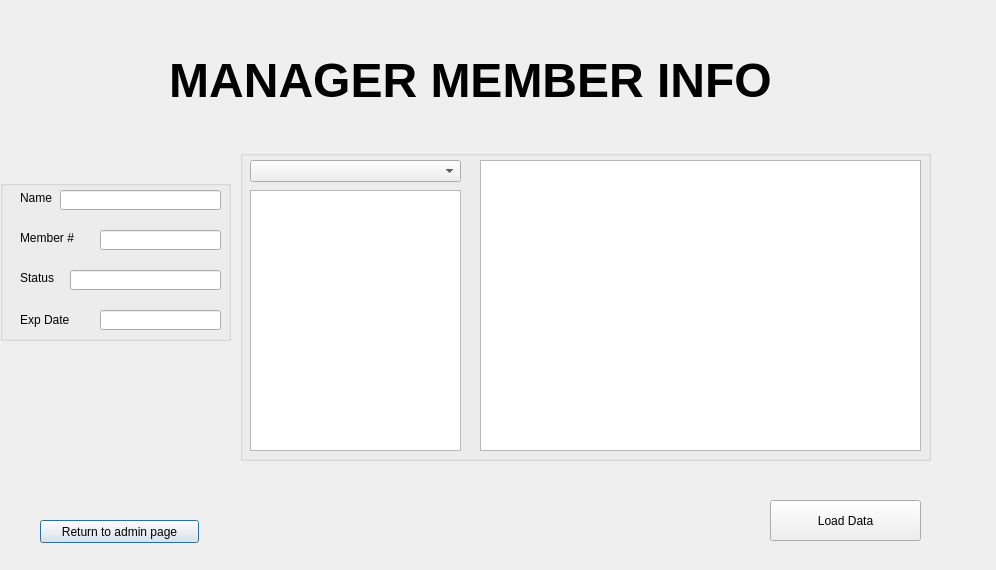
This is Project2/manager_member_database.ui in tdragon00/CS1C_Project_2 as Qt 5 draws it before an edit. The edited form follows.
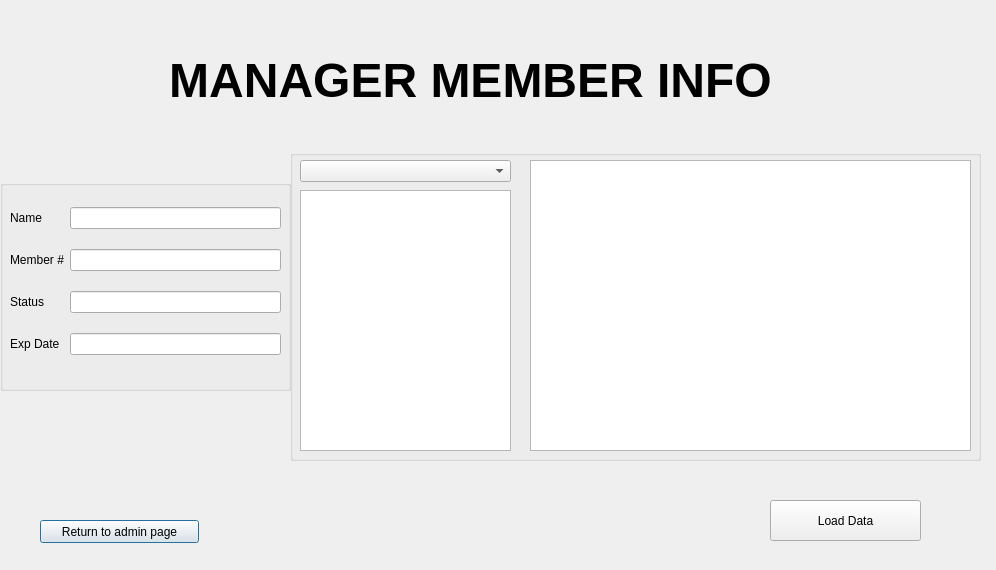
This is the edited form.

```diff
--- a/Project2/manager_member_database.ui
+++ b/Project2/manager_member_database.ui
@@ -16,7 +16,7 @@
   <widget class="QGroupBox" name="Selections">
    <property name="geometry">
     <rect>
-     <x>240</x>
+     <x>290</x>
      <y>150</y>
      <width>691</width>
      <height>311</height>
@@ -77,154 +77,86 @@
     <rect>
      <x>0</x>
      <y>180</y>
-     <width>231</width>
-     <height>161</height>
+     <width>291</width>
+     <height>211</height>
     </rect>
    </property>
    <property name="title">
     <string/>
    </property>
-   <widget class="QLabel" name="label_2">
+   <widget class="QWidget" name="">
     <property name="geometry">
      <rect>
-      <x>20</x>
-      <y>50</y>
-      <width>81</width>
-      <height>16</height>
-     </rect>
-    </property>
-    <property name="text">
-     <string>Member #</string>
-    </property>
-   </widget>
-   <widget class="QLineEdit" name="memberNumEdit">
-    <property name="enabled">
-     <bool>true</bool>
-    </property>
-    <property name="geometry">
-     <rect>
-      <x>100</x>
-      <y>50</y>
-      <width>121</width>
-      <height>20</height>
-     </rect>
-    </property>
-    <property name="readOnly">
-     <bool>true</bool>
-    </property>
-   </widget>
-   <widget class="QLineEdit" name="expirationEdit">
-    <property name="geometry">
-     <rect>
-      <x>100</x>
-      <y>130</y>
-      <width>121</width>
-      <height>20</height>
-     </rect>
-    </property>
-   </widget>
-   <widget class="QLabel" name="label">
-    <property name="geometry">
-     <rect>
-      <x>20</x>
+      <x>10</x>
       <y>10</y>
-      <width>41</width>
-      <height>16</height>
+      <width>271</width>
+      <height>181</height>
      </rect>
     </property>
-    <property name="text">
-     <string>Name</string>
-    </property>
-   </widget>
-   <widget class="QLineEdit" name="nameEdit">
-    <property name="geometry">
-     <rect>
-      <x>60</x>
-      <y>10</y>
-      <width>161</width>
-      <height>20</height>
-     </rect>
-    </property>
-   </widget>
-   <widget class="QLabel" name="label_4">
-    <property name="geometry">
-     <rect>
-      <x>20</x>
-      <y>130</y>
-      <width>81</width>
-      <height>20</height>
-     </rect>
-    </property>
-    <property name="text">
-     <string>Exp Date</string>
-    </property>
-   </widget>
-   <widget class="QLineEdit" name="statusEdit">
-    <property name="geometry">
-     <rect>
-      <x>70</x>
-      <y>90</y>
-      <width>151</width>
-      <height>20</height>
-     </rect>
-    </property>
-   </widget>
-   <widget class="QLabel" name="label_3">
-    <property name="geometry">
-     <rect>
-      <x>20</x>
-      <y>90</y>
-      <width>41</width>
-      <height>16</height>
-     </rect>
-    </property>
-    <property name="text">
-     <string>Status</string>
-    </property>
-   </widget>
-   <widget class="QWidget" name="verticalLayoutWidget_3">
-    <property name="geometry">
-     <rect>
-      <x>0</x>
-      <y>0</y>
-      <width>231</width>
-      <height>41</height>
-     </rect>
-    </property>
-    <layout class="QVBoxLayout" name="verticalLayout_5"/>
-   </widget>
-   <widget class="QWidget" name="verticalLayoutWidget_4">
-    <property name="geometry">
-     <rect>
-      <x>0</x>
-      <y>40</y>
-      <width>231</width>
-      <height>41</height>
-     </rect>
-    </property>
-    <layout class="QVBoxLayout" name="verticalLayout_6"/>
-   </widget>
-   <widget class="QWidget" name="verticalLayoutWidget_5">
-    <property name="geometry">
-     <rect>
-      <x>0</x>
-      <y>80</y>
-      <width>231</width>
-      <height>41</height>
-     </rect>
-    </property>
-    <layout class="QVBoxLayout" name="verticalLayout_7"/>
-   </widget>
-   <widget class="QWidget" name="verticalLayoutWidget_6">
-    <property name="geometry">
-     <rect>
-      <x>0</x>
-      <y>120</y>
-      <width>231</width>
-      <height>41</height>
-     </rect>
-    </property>
-    <layout class="QVBoxLayout" name="verticalLayout_8"/>
+    <layout class="QFormLayout" name="formLayout">
+     <property name="sizeConstraint">
+      <enum>QLayout::SetDefaultConstraint</enum>
+     </property>
+     <property name="fieldGrowthPolicy">
+      <enum>QFormLayout::ExpandingFieldsGrow</enum>
+     </property>
+     <property name="labelAlignment">
+      <set>Qt::AlignLeading|Qt::AlignLeft|Qt::AlignVCenter</set>
+     </property>
+     <property name="formAlignment">
+      <set>Qt::AlignCenter</set>
+     </property>
+     <property name="verticalSpacing">
+      <number>20</number>
+     </property>
+     <item row="0" column="0">
+      <widget class="QLabel" name="label">
+       <property name="text">
+        <string>Name</string>
+       </property>
+      </widget>
+     </item>
+     <item row="0" column="1">
+      <widget class="QLineEdit" name="nameEdit"/>
+     </item>
+     <item row="1" column="0">
+      <widget class="QLabel" name="label_2">
+       <property name="text">
+        <string>Member #</string>
+       </property>
+      </widget>
+     </item>
+     <item row="1" column="1">
+      <widget class="QLineEdit" name="memberNumEdit">
+       <property name="enabled">
+        <bool>true</bool>
+       </property>
+       <property name="readOnly">
+        <bool>true</bool>
+       </property>
+      </widget>
+     </item>
+     <item row="2" column="0">
+      <widget class="QLabel" name="label_3">
+       <property name="text">
+        <string>Status</string>
+       </property>
+      </widget>
+     </item>
+     <item row="2" column="1">
+      <widget class="QLineEdit" name="statusEdit"/>
+     </item>
+     <item row="3" column="0">
+      <widget class="QLabel" name="label_4">
+       <property name="text">
+        <string>Exp Date</string>
+       </property>
+      </widget>
+     </item>
+     <item row="3" column="1">
+      <widget class="QLineEdit" name="expirationEdit"/>
+     </item>
+    </layout>
    </widget>
   </widget>
   <widget class="QPushButton" name="returnButton">
```
